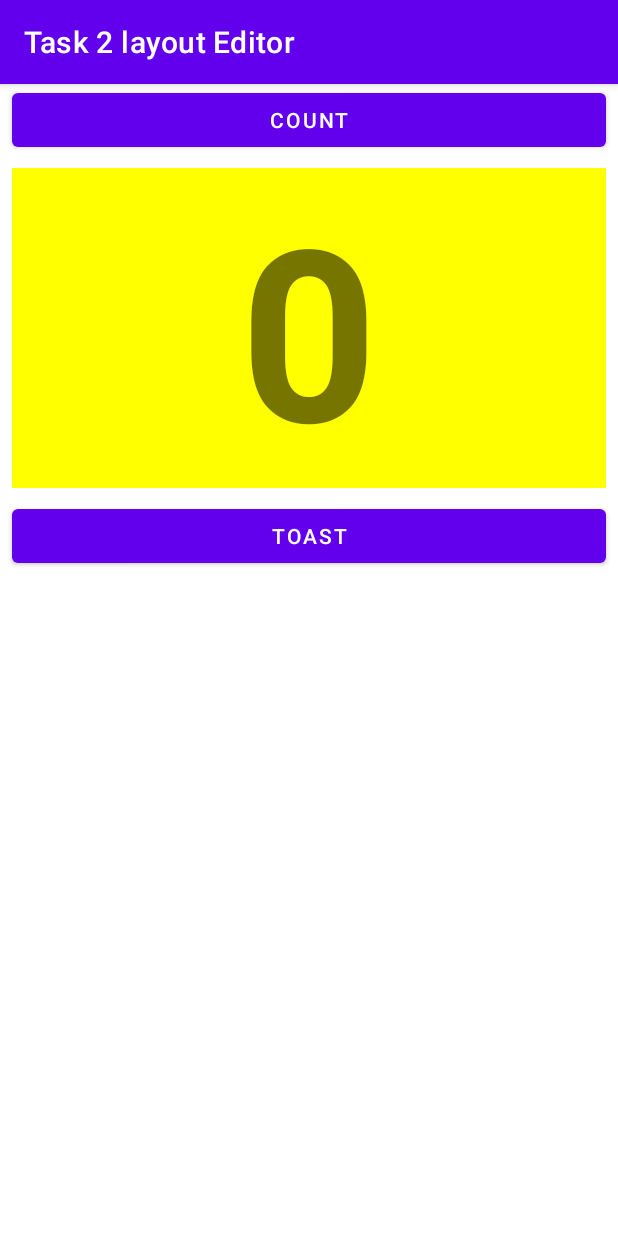
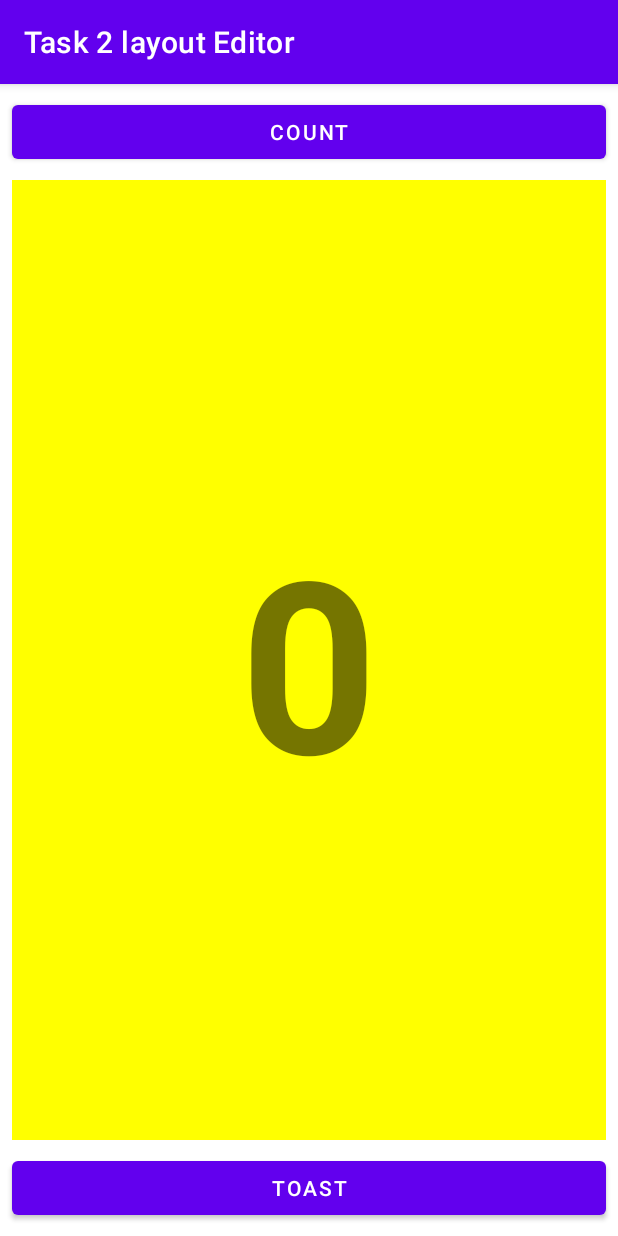
Before and after one commit to pangeni/The-Layout-Editor, an Android app: the screen it shows after launch (MainActivity), on a phone screen of 412 x 824 dp. Run offline under Robolectric (Android 15) with nearby library versions, the phone set to English and light mode, and no system bars.

Commit message:
task 2 completed

```diff
--- a/app/src/main/res/layout/activity_main.xml
+++ b/app/src/main/res/layout/activity_main.xml
@@ -1,5 +1,5 @@
 <?xml version="1.0" encoding="utf-8"?>
-<RelativeLayout xmlns:android="http://schemas.android.com/apk/res/android"
+<LinearLayout xmlns:android="http://schemas.android.com/apk/res/android"
     xmlns:app="http://schemas.android.com/apk/res-auto"
     xmlns:tools="http://schemas.android.com/tools"
     android:layout_width="match_parent"
@@ -12,6 +12,7 @@
         android:layout_width="match_parent"
         android:layout_height="wrap_content"
         android:layout_marginStart="8dp"
+        android:layout_marginTop="8dp"
         android:layout_marginEnd="8dp"
         android:text="@string/count"
         app:layout_constraintBottom_toBottomOf="parent"
@@ -19,37 +20,36 @@
         app:layout_constraintStart_toStartOf="parent" />
 
 
-
-
     <TextView
         android:id="@+id/score"
         android:layout_width="match_parent"
         android:layout_height="wrap_content"
-        android:gravity="center"
-        android:layout_marginBottom="8dp"
-        android:layout_marginEnd="8dp"
+        android:layout_below="@+id/Count"
+        android:layout_alignParentStart="true"
+        android:layout_alignParentLeft="true"
         android:layout_marginStart="8dp"
         android:layout_marginTop="8dp"
+        android:layout_marginEnd="8dp"
+        android:layout_marginBottom="8dp"
         android:background="#FFFF00"
+        android:gravity="center"
         android:text="@string/Score"
         android:textSize="160sp"
         android:textStyle="bold"
-        android:layout_below="@+id/Count"
-        android:layout_alignParentLeft="true"
-        android:layout_alignParentStart="true"
-        />
+        android:layout_weight="1"/>
 
     <Button
         android:id="@+id/toast"
         android:layout_width="match_parent"
         android:layout_height="wrap_content"
+        android:layout_below="@+id/score"
+        android:layout_centerHorizontal="true"
         android:layout_marginStart="8dp"
         android:layout_marginEnd="8dp"
+        android:layout_marginBottom="8dp"
         android:text="@string/toast"
-        android:layout_below="@+id/score"
-        android:layout_centerHorizontal="true"
         app:layout_constraintEnd_toEndOf="parent"
         app:layout_constraintStart_toStartOf="parent"
         app:layout_constraintTop_toTopOf="parent" />
 
-</RelativeLayout>
+</LinearLayout>
```
